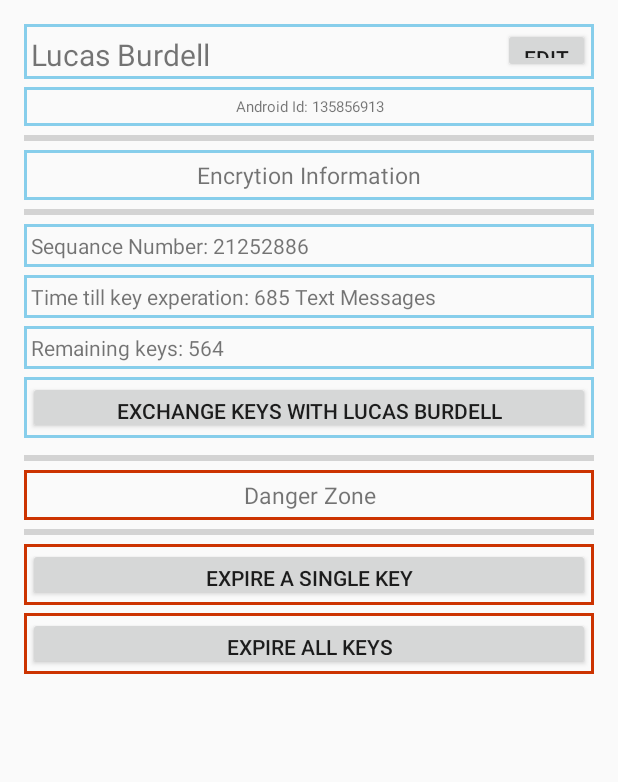
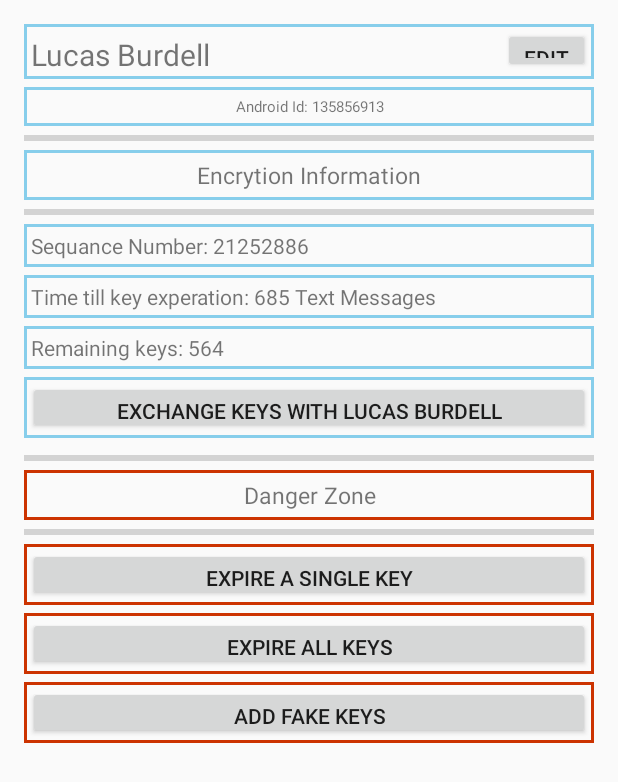
Before and after one commit to BlackburnCollegeComputerScience/Bsecure, an Android app: the layout activity_contact_settings.xml on its own in the app's theme, with its tools: preview values and no code run, on a phone screen of 412 x 824 dp. Shown: the top 782 px of the screen. Run offline under Robolectric (Android 15) with nearby library versions, the light colour scheme and no system bars.

Commit message:
Fixed major crashes and bugs

```diff
--- a/app/src/main/res/layout/activity_contact_settings.xml
+++ b/app/src/main/res/layout/activity_contact_settings.xml
@@ -283,6 +283,22 @@
                 android:layout_width="match_parent"
                 android:layout_height="5dp" />
 
+            <LinearLayout
+                android:orientation="horizontal"
+                android:layout_width="match_parent"
+                android:layout_height="wrap_content"
+                android:background="@drawable/layout_border_danger_zone"
+                android:weightSum="1">
+
+                <Button
+                    style="?android:attr/buttonStyleSmall"
+                    android:layout_width="fill_parent"
+                    android:layout_height="35dp"
+                    android:text="Add Fake Keys"
+                    android:id="@+id/addFakeKeys"
+                    android:layout_weight="0.04"/>
+            </LinearLayout>
+
         </LinearLayout>
     </ScrollView>
 
```
Also changed, not shown: app/src/main/java/com/bccs/bsecure/ContactSettings.java (+24 -0 lines), app/src/main/java/com/bccs/bsecure/Exchange.java (+1 -6 lines), app/src/main/java/com/bccs/bsecure/MessageCipher.java (+2 -12 lines), app/src/main/java/com/bccs/bsecure/SCSQLiteHelper.java (+27 -0 lines), app/src/main/java/com/bccs/bsecure/SecurityContact.java (+11 -6 lines).
